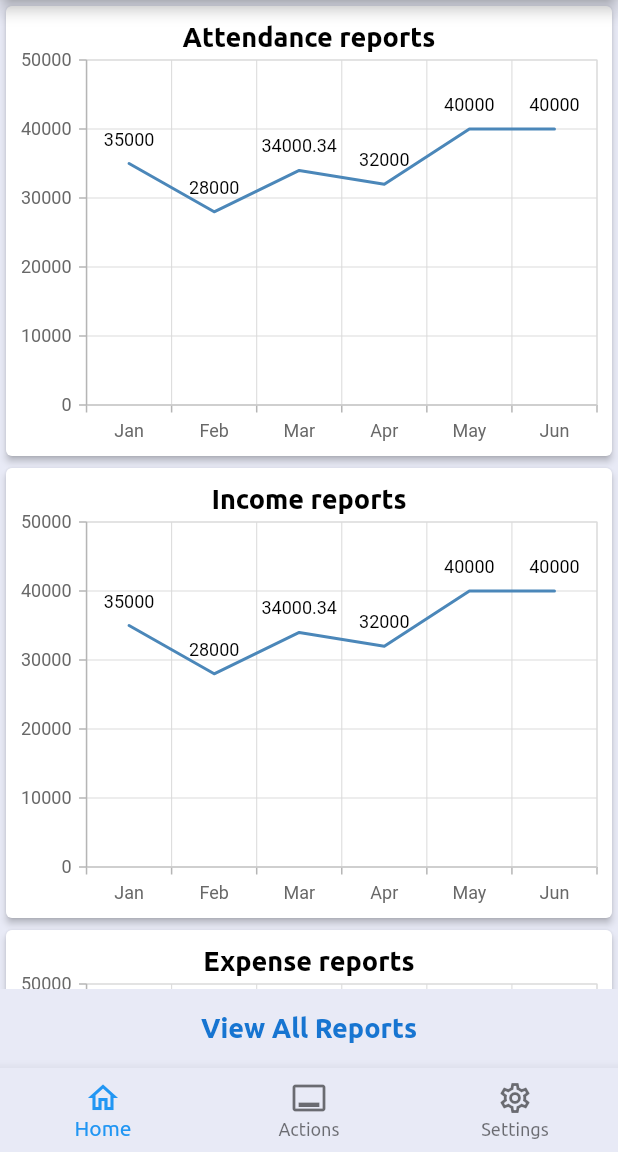
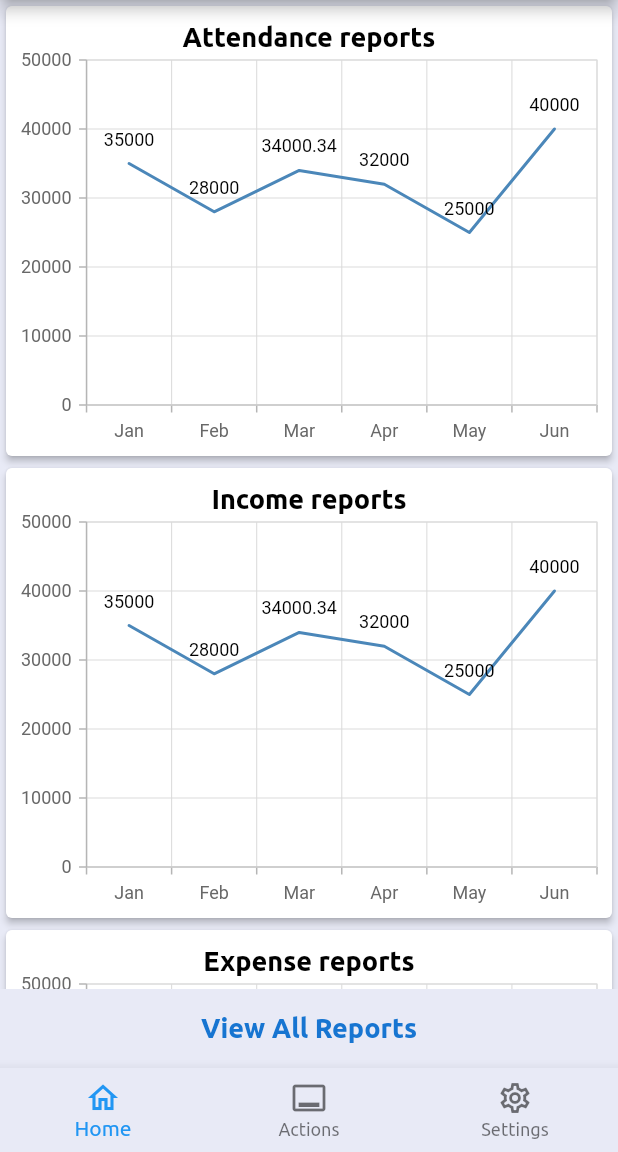
Before and after one commit to DeleMike/smart-church, a Flutter app: the TabScreen screen opened by its route, on a phone screen of 412 x 824 dp, the part 84-1236 px from its top. Run offline on Flutter 3.47's test engine with Material 2 defaults, Android fonts, the phone set to English and light mode, and no system bars; our stand-ins replace settings_ui, syncfusion_flutter_charts.

Commit message:
add docs and edit code

```diff
--- a/lib/main.dart
+++ b/lib/main.dart
@@ -3,6 +3,7 @@ import 'package:flutter/material.dart';
 import './screens/auth_screen.dart';
 import './screens/home_screen.dart';
 import './screens/tab_screen.dart';
+import './screens/settings_screen.dart';
 import './helpers/styles.dart';
 
 void main() {
@@ -19,6 +20,7 @@ class SmartChurchApp extends StatelessWidget {
       routes: {
         TabScreen.routeName: (ctx) => TabScreen(),
         HomeScreen.routeName : (ctx) => HomeScreen(),
+        SettingsScreen.routeName : (ctx) => SettingsScreen(),
       },
       debugShowCheckedModeBanner: false,
     );
--- a/lib/screens/actions_screen.dart
+++ b/lib/screens/actions_screen.dart
@@ -1,5 +1,6 @@
 import 'package:flutter/material.dart';
 
+///display a list of actions that can be performed by church admin
 class ActionsScreen extends StatelessWidget {
   Widget _buildActionWidget(BuildContext ctx, String action, Function func) {
     return InkWell(
--- a/lib/screens/tab_screen.dart
+++ b/lib/screens/tab_screen.dart
@@ -2,7 +2,9 @@ import 'package:flutter/material.dart';
 
 import '../screens/home_screen.dart';
 import '../screens/actions_screen.dart';
+import '../screens/settings_screen.dart';
 
+///displays all main screens for app
 class TabScreen extends StatefulWidget {
   static const routeName = '/tab';
 
@@ -27,7 +29,7 @@ class _TabScreenState extends State<TabScreen> {
         'title': 'Actions',
       },
       {
-        'tab': Container(child:Center(child: Text('Settings'),),) ,
+        'tab': SettingsScreen(),
         'title': 'Settings',
       },
     ];
--- a/lib/widgets/graphs/offering_graph.dart
+++ b/lib/widgets/graphs/offering_graph.dart
@@ -3,10 +3,11 @@ import 'package:syncfusion_flutter_charts/charts.dart';
 
 import '../../models/offering_data.dart';
 
+///display for offering analysis
 class OfferingGraph extends StatelessWidget {
   final String title;
-  //OfferingGraph();
   OfferingGraph(this.title);
+
   @override
   Widget build(BuildContext context) {
     return SfCartesianChart(
@@ -14,9 +15,8 @@ class OfferingGraph extends StatelessWidget {
       primaryXAxis: CategoryAxis(),
       // Chart title
       title: ChartTitle(text: title, textStyle: Theme.of(context).textTheme.headline5),
-      tooltipBehavior: TooltipBehavior(enable: true),
-      // Enable legend
-      //legend: Legend(isVisible: true),
+      //tooltipBehavior: TooltipBehavior(enable: true, header: 'Hello', format: '${dataList[0]}%'
+      // , canShowMarker: true,),
       series: <LineSeries<OfferingData, String>>[
         LineSeries<OfferingData, String>(
           // Bind data source
@@ -25,12 +25,12 @@ class OfferingGraph extends StatelessWidget {
             OfferingData('Feb', 28000),
             OfferingData('Mar', 34000.34),
             OfferingData('Apr', 32000),
-            OfferingData('May', 40000),
-            OfferingData('Jun', 40000)
+            OfferingData('May', 25000),
+            OfferingData('Jun', 40000),
           ],
           xValueMapper: (OfferingData offering, _) => offering.month,
           yValueMapper: (OfferingData offering, _) => offering.amount,
-          dataLabelSettings: DataLabelSettings(isVisible: true)
+          dataLabelSettings: DataLabelSettings(isVisible: true),
         )
       ],
     );
```
Also changed, not shown: lib/screens/home_screen.dart (+9 -5 lines).
